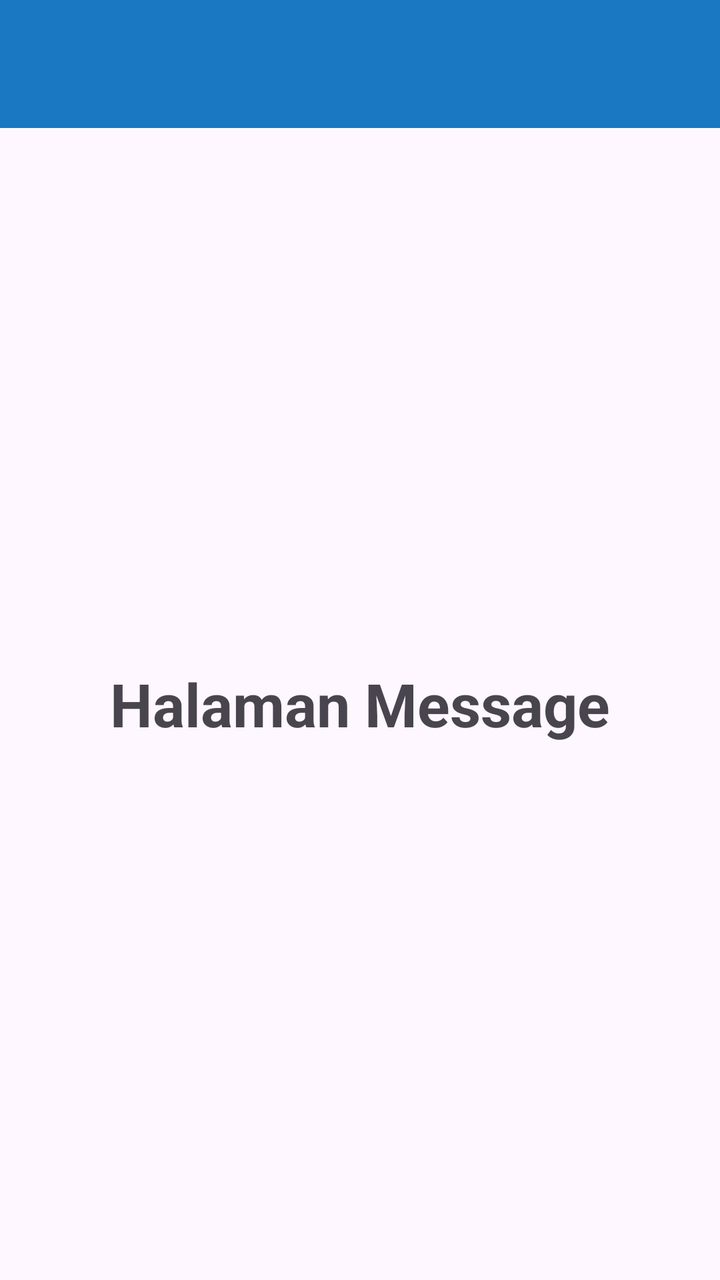
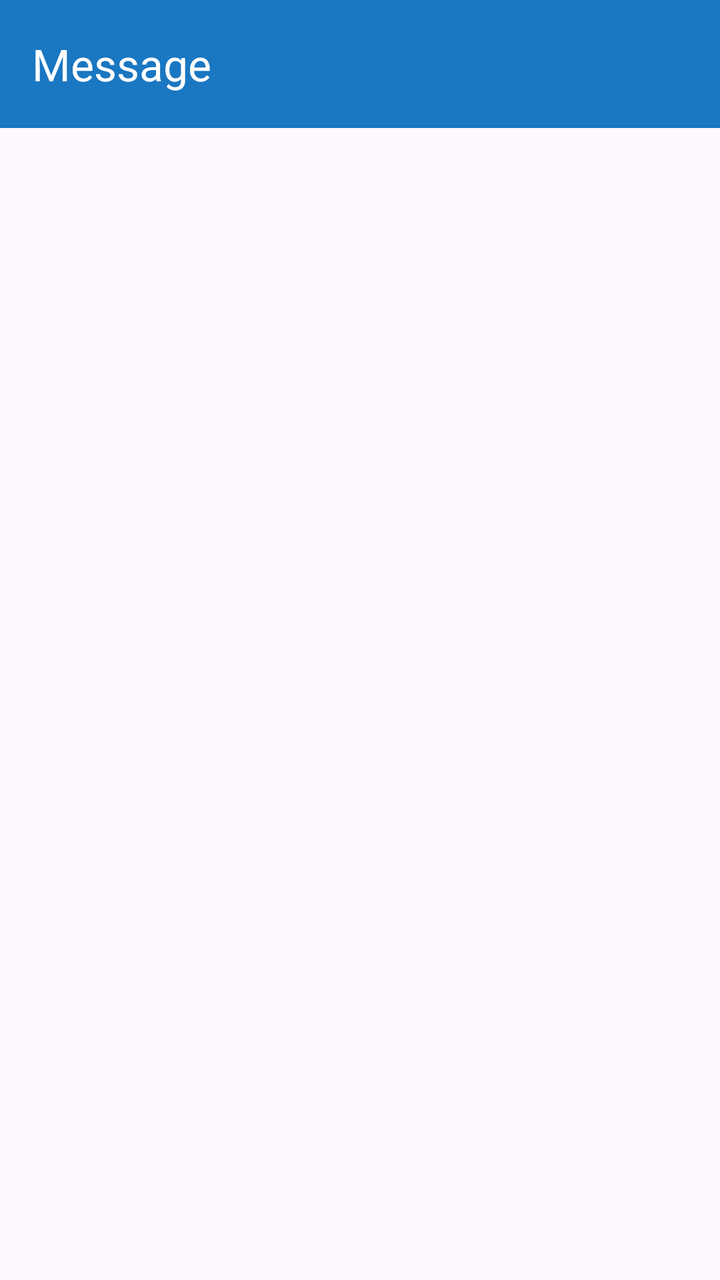

Compare the two renders of this Android layout. The source of the first and the diff that turns it into the second are given below.
<!-- AndroidManifest.xml: application theme Theme.Trinaldi -->
<!-- res/layout/fragment_messageragment.xml -->
<?xml version="1.0" encoding="utf-8"?>
<androidx.constraintlayout.widget.ConstraintLayout xmlns:android="http://schemas.android.com/apk/res/android"
    xmlns:app="http://schemas.android.com/apk/res-auto"
    xmlns:tools="http://schemas.android.com/tools"
    android:layout_width="match_parent"
    android:layout_height="match_parent"
    tools:context=".Message.Messageragment">

    <androidx.appcompat.widget.Toolbar
        android:id="@+id/toolbar"
        android:layout_width="match_parent"
        android:layout_height="?attr/actionBarSize"
        android:background="@color/bg"
        app:layout_constraintEnd_toEndOf="parent"
        app:layout_constraintStart_toStartOf="parent"
        app:layout_constraintTop_toTopOf="parent"
        app:subtitleTextColor="@android:color/white"
        app:titleTextColor="@android:color/white" />

    <TextView
        android:id="@+id/tvMessage"
        android:layout_width="0dp"
        android:layout_height="0dp"
        android:gravity="center"
        android:text="Halaman Message"
        android:textSize="30sp"
        android:textStyle="bold"
        app:layout_constraintBottom_toBottomOf="parent"
        app:layout_constraintEnd_toEndOf="parent"
        app:layout_constraintStart_toStartOf="parent"
        app:layout_constraintTop_toBottomOf="@id/toolbar" />

</androidx.constraintlayout.widget.ConstraintLayout>
<!-- resources referenced by this layout -->
<resources>
  <color name="bg">#1A77C1</color>
  <style name="Theme.Trinaldi" parent="Base.Theme.Trinaldi" />
  <style name="Base.Theme.Trinaldi" parent="Theme.Material3.DayNight.NoActionBar">
          
          
      </style>
</resources>

<!-- the commit's change to res/layout/fragment_messageragment.xml (unified diff, before → after) -->
@@ -1,33 +1,36 @@
 <?xml version="1.0" encoding="utf-8"?>
-<androidx.constraintlayout.widget.ConstraintLayout xmlns:android="http://schemas.android.com/apk/res/android"
+<androidx.coordinatorlayout.widget.CoordinatorLayout
+    xmlns:android="http://schemas.android.com/apk/res/android"
     xmlns:app="http://schemas.android.com/apk/res-auto"
     xmlns:tools="http://schemas.android.com/tools"
     android:layout_width="match_parent"
     android:layout_height="match_parent"
-    tools:context=".Message.Messageragment">
+    tools:context=".Message.MessageFragment">
 
-    <androidx.appcompat.widget.Toolbar
-        android:id="@+id/toolbar"
+    
+    <com.google.android.material.appbar.AppBarLayout
+        android:id="@+id/appBarLayout"
         android:layout_width="match_parent"
-        android:layout_height="?attr/actionBarSize"
-        android:background="@color/bg"
-        app:layout_constraintEnd_toEndOf="parent"
-        app:layout_constraintStart_toStartOf="parent"
-        app:layout_constraintTop_toTopOf="parent"
-        app:subtitleTextColor="@android:color/white"
-        app:titleTextColor="@android:color/white" />
+        android:layout_height="wrap_content"
+        android:theme="@style/ThemeOverlay.AppCompat.Dark.ActionBar">
 
-    <TextView
-        android:id="@+id/tvMessage"
-        android:layout_width="0dp"
-        android:layout_height="0dp"
-        android:gravity="center"
-        android:text="Halaman Message"
-        android:textSize="30sp"
-        android:textStyle="bold"
-        app:layout_constraintBottom_toBottomOf="parent"
-        app:layout_constraintEnd_toEndOf="parent"
-        app:layout_constraintStart_toStartOf="parent"
-        app:layout_constraintTop_toBottomOf="@id/toolbar" />
+        <androidx.appcompat.widget.Toolbar
+            android:id="@+id/toolbar"
+            android:layout_width="match_parent"
+            android:layout_height="?attr/actionBarSize"
+            android:background="@color/bg"
+            app:layout_scrollFlags="scroll|enterAlways"
+            app:title="Message"
+            app:subtitleTextColor="@android:color/white"
+            app:titleTextColor="@android:color/white" />
 
-</androidx.constraintlayout.widget.ConstraintLayout>
+    </com.google.android.material.appbar.AppBarLayout>
+
+    
+    <ListView
+        android:id="@+id/listMessageItems"
+        android:layout_width="match_parent"
+        android:layout_height="match_parent"
+        app:layout_behavior="@string/appbar_scrolling_view_behavior" />
+
+</androidx.coordinatorlayout.widget.CoordinatorLayout>
